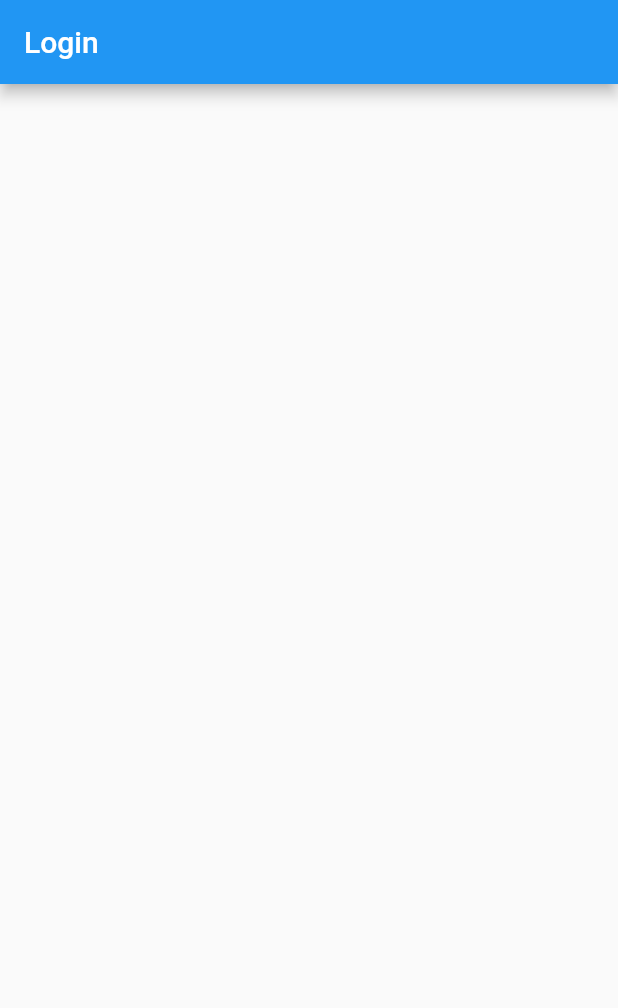
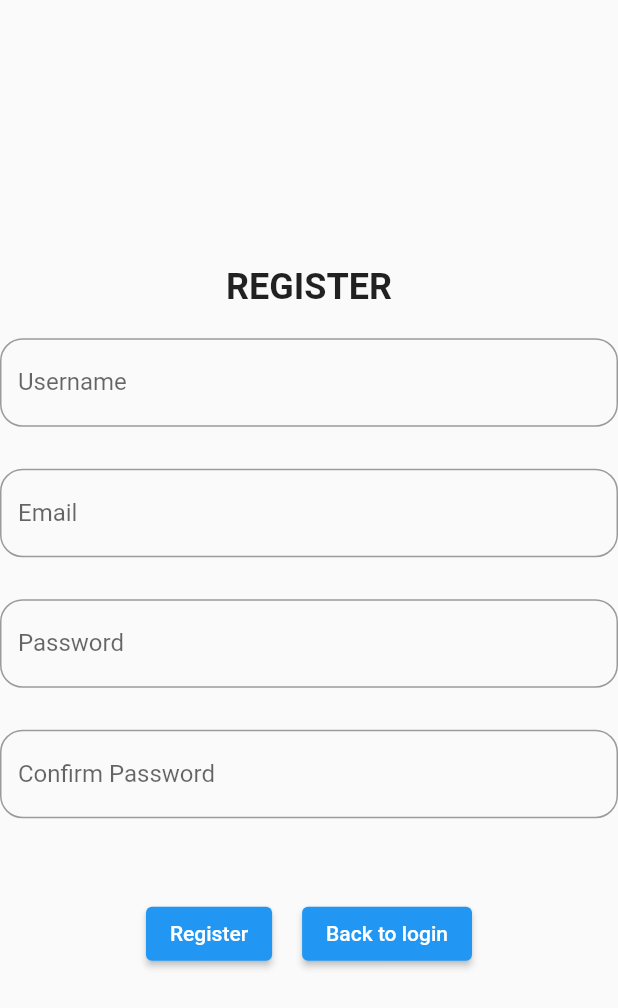
Before and after one commit to Biggo111/Testing-Android-Project, a Flutter app: the screen it shows after launch, on a phone screen of 412 x 824 dp. Shown: the top 1008 px of the screen. Run offline on Flutter 3.47's test engine with Material 2 defaults, Android fonts, the phone set to English and light mode, and no system bars; our stand-ins replace firebase_auth, firebase_core, google_sign_in; accounts and stored records are empty.

Commit message:
signup page design done

```diff
--- a/flutter_application_2/lib/main.dart
+++ b/flutter_application_2/lib/main.dart
@@ -1,9 +1,11 @@
 import 'package:flutter/material.dart';
 import 'package:flutter_application_2/pages/login_page.dart';
+import 'package:flutter_application_2/pages/signup_page.dart';
 
 void main() => runApp(
   const MaterialApp(
     title: 'Flutter Application 2',
-    home: LoginPage(),
+    home: SignupPage(),
+    debugShowCheckedModeBanner: false,
   ),
 );
--- a/flutter_application_2/lib/pages/login_page.dart
+++ b/flutter_application_2/lib/pages/login_page.dart
@@ -1,4 +1,3 @@
-
 import 'package:flutter/material.dart';
 
 class LoginPage extends StatelessWidget {
--- a/flutter_application_2/lib/pages/signup_page.dart
+++ b/flutter_application_2/lib/pages/signup_page.dart
@@ -0,0 +1,80 @@
+import 'package:flutter/material.dart';
+
+class SignupPage extends StatelessWidget {
+  const SignupPage({Key? key}) : super(key: key);
+  void _onPressed() {
+    print('Signup button pressed');
+  }
+
+  void _backToLogin() {
+    print('Back to login button pressed');
+  }
+
+  @override
+  Widget build(BuildContext context) {
+    return SafeArea(
+      child: Scaffold(
+        body: Center(
+          child: Column(
+            mainAxisAlignment: MainAxisAlignment.center,
+            children: <Widget>[
+              // inser
+              // Heading text
+              const Text('REGISTER',
+                  style: TextStyle(fontSize: 24, fontWeight: FontWeight.bold)),
+              const SizedBox(height: 20),
+              // User text field
+              TextField(
+                decoration: InputDecoration(
+                    border: OutlineInputBorder(
+                        borderRadius: BorderRadius.circular(15)),
+                    labelText: 'Username',
+                    hintText: 'Enter your username'),
+              ),
+              const SizedBox(height: 28),
+              // Email text field
+              TextField(
+                decoration: InputDecoration(
+                  border: OutlineInputBorder(
+                      borderRadius: BorderRadius.circular(15)),
+                  labelText: 'Email',
+                  hintText: 'Enter your email',
+                ),
+              ),
+              // Password text field
+              const SizedBox(height: 28),
+              TextField(
+                decoration: InputDecoration(
+                  border: OutlineInputBorder(
+                      borderRadius: BorderRadius.circular(15)),
+                  hintText: 'Enter your password',
+                  labelText: 'Password',
+                ),
+              ),
+              const SizedBox(height: 28),
+              // Confirm password text field
+              TextField(
+                decoration: InputDecoration(
+                  border: OutlineInputBorder(
+                      borderRadius: BorderRadius.circular(15)),
+                  labelText: 'Confirm Password',
+                  hintText: 'Confirm your password',
+                ),
+              ),
+              const SizedBox(height: 53),
+              Row(mainAxisAlignment: MainAxisAlignment.center, children: [
+                ElevatedButton(
+                    onPressed: _onPressed, child: const Text('Register')),
+                const Padding(padding: EdgeInsets.all(10)),
+                ElevatedButton(
+                    onPressed: _backToLogin,
+                    child: const Text('Back to login')),
+              ]),
+              // const SizedBox(height: 20),
+            ],
+          ),
+        ),
+      ),
+    );
+  }
+}
```
